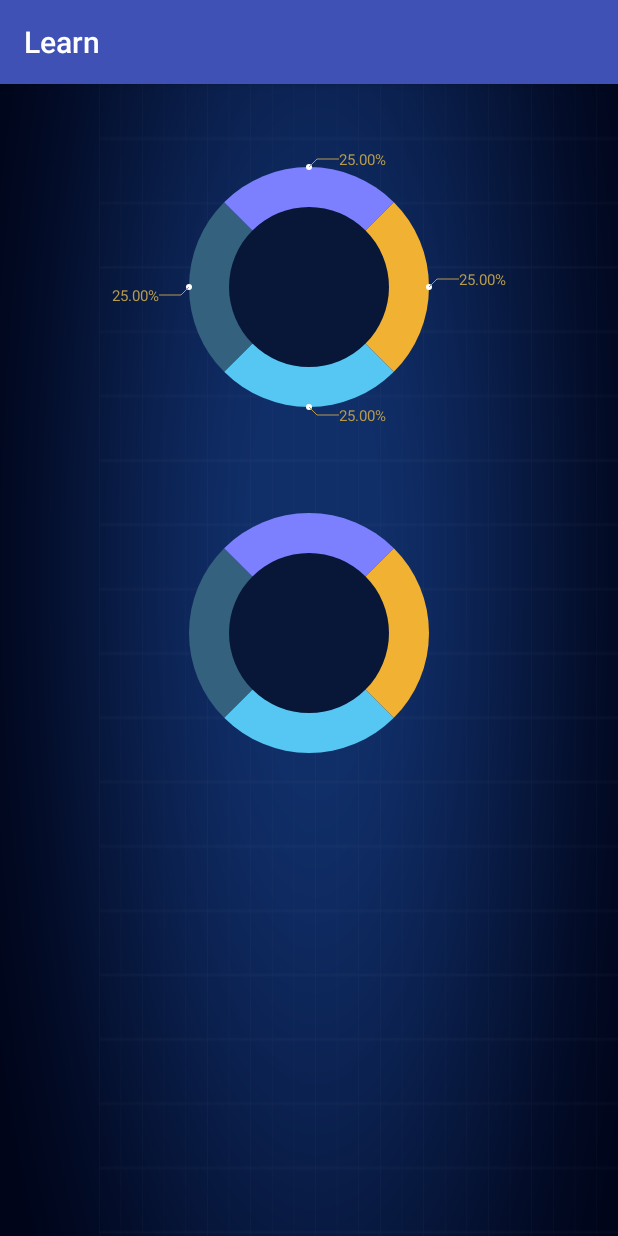
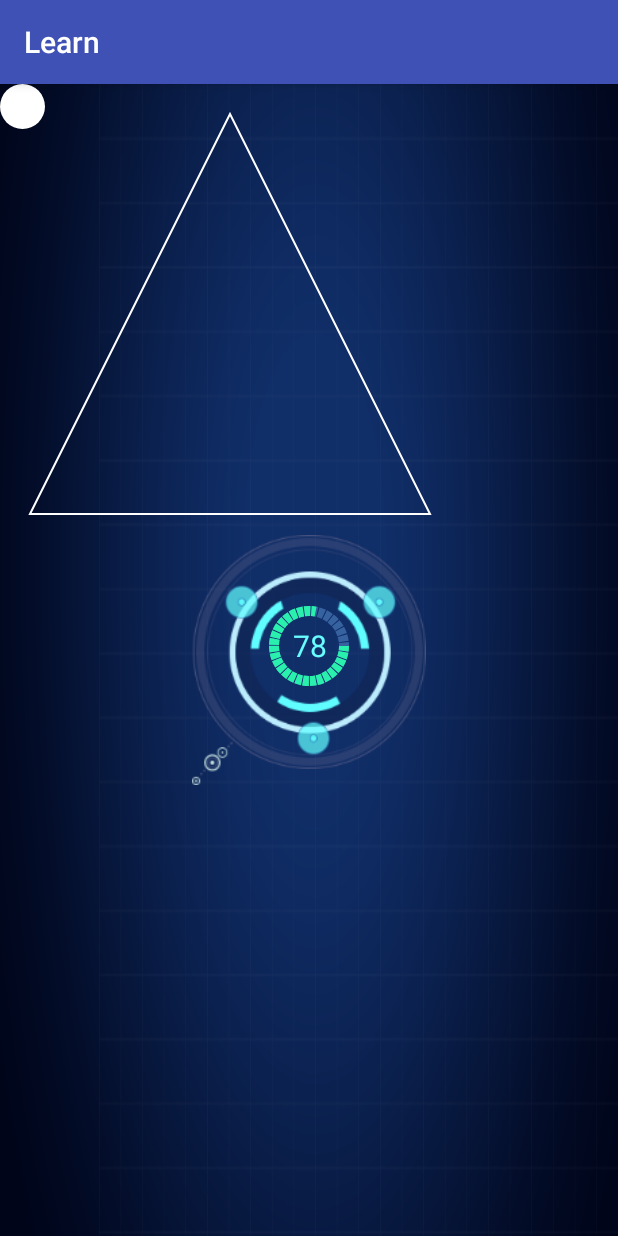
Before and after one commit to GraceJoJo/MVP_Kotlin_Rx, an Android app: the screen it shows after launch (MainActivity), on a phone screen of 412 x 824 dp. Run offline under Robolectric (Android 15) with nearby library versions, the phone set to English and light mode, and no system bars.

Commit message:
带刻度的表盘

```diff
--- a/learn/src/main/java/com/example/jojo/learn/MainActivity.kt
+++ b/learn/src/main/java/com/example/jojo/learn/MainActivity.kt
@@ -12,6 +12,7 @@ class MainActivity : AppCompatActivity() {
     override fun onCreate(savedInstanceState: Bundle?) {
         super.onCreate(savedInstanceState)
         setContentView(R.layout.activity_main)
+        pieMarkChatView.setCurrentProgress(78)
         //        mytextview = findViewById(R.id.mytextview);
         //当前实际的步数
         var mCurrentStep: Float = 9709f
--- /dev/null
+++ b/learn/src/main/java/com/example/jojo/learn/TestActivity.java
@@ -0,0 +1,117 @@
+package com.example.jojo.learn;
+
+import android.animation.ValueAnimator;
+import android.graphics.Canvas;
+import android.graphics.Color;
+import android.graphics.Paint;
+import android.graphics.Path;
+import android.graphics.PathMeasure;
+import android.os.Bundle;
+import android.support.v7.app.AppCompatActivity;
+import android.view.Window;
+import android.view.animation.LinearInterpolator;
+import android.widget.ImageView;
+import android.widget.RelativeLayout;
+
+import com.example.jojo.learn.customview.ScrollBallView;
+
+/**
+ * Created by JoJo on 2018/8/9.
+ * wechat:18510829974
+ * description:
+ */
+
+public class TestActivity extends AppCompatActivity {
+    ImageView ball;
+    private float[] mCurrentPosition = new float[2];
+    private PathMeasure pathMeasure;
+    private RelativeLayout.LayoutParams layoutParams;
+    private int ballRadius = 30;
+    private ScrollBallView triangleview;
+    private double scaleRate = 30;
+    private Paint paint;
+
+    @Override
+    protected void onCreate(Bundle savedInstanceState) {
+        super.onCreate(savedInstanceState);
+        requestWindowFeature(Window.FEATURE_NO_TITLE);
+        setContentView(R.layout.activity_main);
+        ball = findViewById(R.id.ball);
+        triangleview = findViewById(R.id.triangleview);
+
+        layoutParams = new RelativeLayout.LayoutParams(ballRadius * 2, ballRadius * 2);
+        ball.setLayoutParams(layoutParams);
+        startRotate();
+    }
+
+    @Override
+    protected void onResume() {
+        super.onResume();
+    }
+
+    private void startRotate() {
+        Canvas canvas = new Canvas();
+        paint = new Paint(Paint.ANTI_ALIAS_FLAG);
+        paint.setColor(Color.RED);
+        //4.执行绘制动作(绘制一个路径)
+        paint.setStyle(Paint.Style.STROKE);//必须要设置
+        paint.setStrokeWidth(2);
+
+        Path path = new Path();//通过此对象绘制一个轨迹
+        path.moveTo(0, 400);//起始点
+        path.lineTo(200, 0);//终止点
+
+//        path.moveTo(200 + 80, 0);//起始点
+//        path.lineTo(400, 400);
+//        path.setLastPoint(200, 0);
+        path.lineTo(400, 400);
+//        path.close();//形成闭环
+        //pathMeasure用来计算显示坐标
+        pathMeasure = new PathMeasure(path, true);
+
+        //属性动画加载
+        ValueAnimator valueAnimator = ValueAnimator.ofFloat(0, pathMeasure.getLength() - 400);
+
+        //设置动画时长
+        valueAnimator.setDuration(2000);
+        valueAnimator.setRepeatMode(ValueAnimator.REVERSE);
+
+        //加入差值器
+        valueAnimator.setInterpolator(new LinearInterpolator());
+
+        //设置无限次循环
+        valueAnimator.setRepeatCount(ValueAnimator.INFINITE);
+
+        //添加监听
+        valueAnimator.addUpdateListener(new ValueAnimator.AnimatorUpdateListener() {
+            @Override
+            public void onAnimationUpdate(ValueAnimator animation) {
+                //获取当前位置
+                float value = (float) animation.getAnimatedValue();
+                //boolean getPosTan(float distance, float[] pos, float[] tan) ：
+                //传入一个距离distance(0<=distance<=getLength())，然后会计算当前距
+                // 离的坐标点和切线，pos会自动填充上坐标
+                pathMeasure.getPosTan(value, mCurrentPosition, null);
+                //打印当前坐标
+//                Log.e("xy", mCurrentPosition[0] + "    " + mCurrentPosition[1]);
+                if (mCurrentPosition[0] < 200) {
+                    layoutParams.width = (int) ((400f / (400 - mCurrentPosition[0] - scaleRate)) * ballRadius * 2);
+                    layoutParams.height = (int) ((400f / (400 - mCurrentPosition[0] - scaleRate)) * ballRadius * 2);
+//                    layoutParams.width = (int) (((200 + mCurrentPosition[0]) / 200f) * ballRadius * 2 * scaleRate);
+//                    layoutParams.height = (int) (((200 + mCurrentPosition[0]) / 200f) * ballRadius * 2 * scaleRate);
+                    ball.setLayoutParams(layoutParams);
+                } else {
+                    layoutParams.width = (int) ((400f / (mCurrentPosition[0] - scaleRate)) * ballRadius * 2);
+                    layoutParams.height = (int) ((400f / (mCurrentPosition[0] - scaleRate)) * ballRadius * 2);
+                    ball.setLayoutParams(layoutParams);
+                }
+
+                //设置视图坐标
+                ball.setX(mCurrentPosition[0]);
+                ball.setY(mCurrentPosition[1]);
+            }
+        });
+
+        valueAnimator.start();
+    }
+}
--- /dev/null
+++ b/learn/src/main/java/com/example/jojo/learn/customview/PieMarkChatView.java
@@ -0,0 +1,155 @@
+package com.example.jojo.learn.customview;
+
+import android.content.Context;
+import android.graphics.Canvas;
+import android.graphics.DashPathEffect;
+import android.graphics.Matrix;
+import android.graphics.Paint;
+import android.graphics.PathEffect;
+import android.graphics.Rect;
+import android.graphics.RectF;
+import android.graphics.Shader;
+import android.support.annotation.Nullable;
+import android.support.v4.content.ContextCompat;
+import android.util.AttributeSet;
+import android.view.View;
+
+import com.example.jojo.learn.R;
+import com.example.jojo.learn.utils.DP2PX;
+
+/**
+ * Created by JoJo on 2018/7/1.
+ * wechat:18510829974
+ * description: *
+ * 1. 缺口的圆环；
+ * 2. 圆环颜色渐进(颜色配比在下面代码中还未给出，不影响代码分析)；
+ * 3. 圆环的刻度(即虚线)稳定；
+ * https://bbs.csdn.net/topics/390746097
+ */
+
+public class PieMarkChatView extends View {
+    private Context mContext;
+    private Paint mPaint;
+    private float mRotate;
+    private Matrix mMatrix = new Matrix();
+    private Shader mShader;
+    private boolean mDoTiming = true;
+    private Rect textBoundRect;
+    private Paint centerTextPaint;
+    private int mWidth;
+    private int mHeight;
+    //圆心
+    private int startX;
+    private int startY;
+    //圆环刻度的长度
+    private int mCircleKeduWidth = 10;
+    //内圆的半径
+    private int mInnerRadius = 36;
+    private int mCurrentProgress;
+
+    public PieMarkChatView(Context context) {
+        this(context, null);
+    }
+
+    public PieMarkChatView(Context context, @Nullable AttributeSet attrs) {
+        super(context, attrs);
+        this.mContext = context;
+        setFocusable(true);
+        setFocusableInTouchMode(true);
+
+//        float x = 160;
+//        float y = 100;
+//        mShader = new SweepGradient(x, y, new int[]{Color.GREEN,
+//                Color.RED,
+//                Color.BLUE,
+//                Color.GREEN}, null);
+        //设置渐变
+        //        mPaint.setShader(mShader);
+    }
+
+    /**
+     * 测量
+     */
+    @Override
+    protected void onMeasure(int widthMeasureSpec, int heightMeasureSpec) {
+        int widthSpecMode = MeasureSpec.getMode(widthMeasureSpec);
+        int widthSpecSize = MeasureSpec.getSize(widthMeasureSpec);
+        int heightSpecMode = MeasureSpec.getMode(heightMeasureSpec);
+        int heightSpecSize = MeasureSpec.getSize(heightMeasureSpec);
+        if (widthSpecMode == MeasureSpec.EXACTLY || widthSpecMode == MeasureSpec.AT_MOST) {
+            mWidth = widthSpecSize;
+        } else {
+            mWidth = mInnerRadius * 2 + 2 * mCircleKeduWidth;
+        }
+        if (heightSpecMode == MeasureSpec.AT_MOST || heightSpecMode == MeasureSpec.UNSPECIFIED) {
+            mHeight = mInnerRadius * 2 + 2 * mCircleKeduWidth + 20;
+        } else {
+            mHeight = heightSpecSize + 20;
+        }
+        setMeasuredDimension(mWidth, mHeight);
+        mInnerRadius = (mWidth - 2 * mCircleKeduWidth) / 2;
+        startX = mInnerRadius + mCircleKeduWidth;
+        startY = mInnerRadius + mCircleKeduWidth;
+    }
+
+    @Override
+    protected void onDraw(Canvas canvas) {
+        //绘制圆盘刻度的画笔
+        mPaint = new Paint(Paint.ANTI_ALIAS_FLAG);
+        mPaint.setStyle(Paint.Style.STROKE);
+        mPaint.setStrokeWidth(mCircleKeduWidth);
+        mPaint.setAntiAlias(true);
+        //表盘每个刻度的宽度时6px,间隙为1px
+        PathEffect effect = new DashPathEffect(new float[]{6, 1, 6, 1}, 1);
+        //设置画笔path,达到刻度的效果
+        mPaint.setPathEffect(effect);
+        mPaint.setColor(ContextCompat.getColor(mContext, R.color.color_3662a0));
+
+        //绘制圆盘中间的文字
+        centerTextPaint = new Paint();
+        centerTextPaint = new Paint(Paint.ANTI_ALIAS_FLAG);
+        centerTextPaint.setStyle(Paint.Style.STROKE);
+        centerTextPaint.setColor(ContextCompat.getColor(mContext, R.color.color_68fdfe));
+        centerTextPaint.setTextSize(DP2PX.dip2px(mContext, 20));
+
+
+        //80是圆的半径，20为画笔的宽度
+//        float x = 80 + 20;
+//        float y = 80 + 20;
+
+//        canvas.drawColor(Color.WHITE);
+
+//        mMatrix.setRotate(mRotate, x, y);
+//        mShader.setLocalMatrix(mMatrix);
+//        mRotate += 3;
+//        if (mRotate >= 360) {
+//            mRotate = 0;
+//        }
+        //不断绘制，达到动画的效果
+//        invalidate();
+        //绘制第一个圆盘
+        canvas.drawCircle(startX, startY, mInnerRadius, mPaint);
+        mPaint.setColor(ContextCompat.getColor(mContext, R.color.color_2af0ae));
+        //20为画笔所占的宽度
+        RectF rectF = new RectF(0 + mCircleKeduWidth, 0 + mCircleKeduWidth, 2 * mInnerRadius + mCircleKeduWidth, 2 * mInnerRadius + mCircleKeduWidth); //正方形背景
+        //绘制第二个圆，圆弧进度——userCenter true:显示圆中的水平横线
+        canvas.drawArc(rectF, 0, mCurrentProgress * 1f / 100 * 360, false, mPaint); //画弧
+
+        //文字的边界矩形
+        textBoundRect = new Rect();
+        //绘制中心的百分比文字
+        String data = mCurrentProgress + "";
+        centerTextPaint.getTextBounds(data, 0, data.length(), textBoundRect);
+        canvas.drawText(data, startX - textBoundRect.width() / 2, startY + textBoundRect.height() / 2, centerTextPaint);
+    }
+
+    /**
+     * 刷新当前进度:1-100
+     *
+     * @param progress
+     */
+    public void setCurrentProgress(int progress) {
+        this.mCurrentProgress = progress;
+        invalidate();
+    }
+}
--- /dev/null
+++ b/learn/src/main/java/com/example/jojo/learn/customview/ScrollBallView.java
@@ -0,0 +1,100 @@
+package com.example.jojo.learn.customview;
+
+import android.animation.ValueAnimator;
+import android.content.Context;
+import android.graphics.Canvas;
+import android.graphics.Color;
+import android.graphics.Paint;
+import android.graphics.Path;
+import android.graphics.PathMeasure;
+import android.support.annotation.Nullable;
+import android.util.AttributeSet;
+import android.view.View;
+import android.widget.ImageView;
+import android.widget.RelativeLayout;
+
+import com.example.jojo.learn.R;
+
+/**
+ * Created by JoJo on 2018/8/9.
+ * wechat:18510829974
+ * description:
+ */
+
+public class ScrollBallView extends View {
+
+    private Context mContext;
+    private Paint paint;
+    private View ball;
+    private PathMeasure pathMeasure;
+    private int ballRadius = 30;
+    private float[] mCurrentPosition = new float[2];
+    private boolean isAnimation;
+    private ValueAnimator valueAnimator;
+    private RelativeLayout.LayoutParams layoutParams;
+    private double scaleRate = 1;
+    private int offset = 30;
+
+    public ScrollBallView(Context context) {
+        super(context, null);
+    }
+
+    public ScrollBallView(Context context, @Nullable AttributeSet attrs) {
+        this(context, attrs, 0);
+    }
+
+    public ScrollBallView(Context context, @Nullable AttributeSet attrs, int defStyleAttr) {
+        super(context, attrs, defStyleAttr);
+        this.mContext = context;
+        init();
+    }
+
+
+    private void init() {
+        //3.构建画笔对象(Paint)
+        paint = new Paint(Paint.ANTI_ALIAS_FLAG);
+        paint.setColor(Color.WHITE);
+        //4.执行绘制动作(绘制一个路径)
+        paint.setStyle(Paint.Style.STROKE);//必须要设置
+        paint.setStrokeWidth(2);
+
+        ball = new ImageView(mContext);
+        ball.setBackgroundResource(R.drawable.ball_shape);
+        layoutParams = new RelativeLayout.LayoutParams(ballRadius * 2, ballRadius * 2);
+        ball.setLayoutParams(layoutParams);
+
+    }
+
+    @Override
+    protected void onMeasure(int widthMeasureSpec, int heightMeasureSpec) {
+        super.onMeasure(widthMeasureSpec, heightMeasureSpec);
+        int widthMode = MeasureSpec.getMode(widthMeasureSpec);
+        int heightMode = MeasureSpec.getMode(heightMeasureSpec);
+        int widthSize = MeasureSpec.getSize(widthMeasureSpec);
+        int heightSize = MeasureSpec.getSize(heightMeasureSpec);
+        if (heightMode == MeasureSpec.AT_MOST) {
+            //边沿线和文字所占的长度：(xOffset + yOffset + textRect.width())
+            heightSize = 600;
+        }
+        if (widthMode == MeasureSpec.AT_MOST) {
+            widthSize = 600;
+        }
+        //保存测量结果
+        setMeasuredDimension(widthSize, heightSize);
+    }
+
+    @Override
+    protected void onDraw(final Canvas canvas) {
+        super.onDraw(canvas);
+        Path path = new Path();//通过此对象绘制一个轨迹
+        path.moveTo(0 + offset, 400 + offset);//起始点
+        path.lineTo(200 + offset, 0 + offset);//终止点
+        path.lineTo(400 + offset, 400 + offset);
+//        path.moveTo(0 + 30, 400 + 30);//起始点
+//        path.lineTo(200 + 30, 0 + 30);//终止点
+//        path.lineTo(400 + 30, 400 + 30);
+        path.close();//形成闭环
+        canvas.drawPath(path, paint);
+
+    }
+}
--- /dev/null
+++ b/learn/src/main/res/drawable/ball_shape.xml
@@ -0,0 +1,5 @@
+<?xml version="1.0" encoding="utf-8"?>
+<shape xmlns:android="http://schemas.android.com/apk/res/android"
+    android:shape="oval">
+    <solid android:color="@android:color/white"></solid>
+</shape>
--- a/learn/src/main/res/layout/activity_main.xml
+++ b/learn/src/main/res/layout/activity_main.xml
@@ -48,24 +48,70 @@
     <com.example.jojo.learn.customview.LineChartView
         android:id="@+id/linechartview"
         android:layout_width="wrap_content"
+        android:layout_height="wrap_content"
         android:layout_centerInParent="true"
-        android:visibility="gone"
-        android:layout_height="wrap_content" />
+        android:visibility="gone" />
+
     <com.example.jojo.learn.customview.PieChartView
+        android:id="@+id/piechartview"
         android:layout_width="wrap_content"
         android:layout_height="wrap_content"
-        android:visibility="gone"
-        android:id="@+id/piechartview"/>
+        android:visibility="gone" />
+
     <com.example.jojo.learn.customview.PieView
-        android:layout_marginTop="20dp"
+        android:id="@+id/pieview"
         android:layout_width="wrap_content"
         android:layout_height="wrap_content"
         android:layout_centerHorizontal="true"
-        android:id="@+id/pieview"/>
+        android:layout_marginTop="20dp"
+        android:visibility="gone" />
+
     <com.example.jojo.learn.customview.PieView
-        android:layout_below="@+id/pieview"
+        android:id="@+id/pieoview"
         android:layout_width="wrap_content"
         android:layout_height="wrap_content"
+        android:layout_below="@+id/pieview"
         android:layout_centerHorizontal="true"
-        android:id="@+id/pieoview"/>
+        android:visibility="gone" />
+
+    <ImageView
+        android:id="@+id/ball"
+        android:layout_width="30dp"
+        android:layout_height="30dp"
+        android:background="@drawable/ball_shape"></ImageView>
+
+    <ImageView
+        android:id="@+id/customIv"
+        android:layout_width="match_parent"
+        android:layout_height="match_parent"
+        android:layout_centerInParent="true"
+        android:visibility="gone" />
+
+    <com.example.jojo.learn.customview.ScrollBallView
+        android:id="@+id/triangleview"
+        android:layout_width="wrap_content"
+        android:layout_height="wrap_content" />
+
+    <!--护理进度-start-->
+    <RelativeLayout
+        android:layout_width="250px"
+        android:layout_height="250px"
+        android:layout_marginLeft="56px"
+        android:layout_centerInParent="true"
+        android:layout_marginTop="20px">
+
+        <ImageView
+            android:id="@+id/iv_bg"
+            android:layout_width="250px"
+            android:layout_height="250px"
+            android:layout_centerInParent="true"
+            android:src="@mipmap/bg_nurse_progress_style_one" />
+
+        <com.example.jojo.learn.customview.PieMarkChatView
+            android:id="@+id/pieMarkChatView"
+            android:layout_width="90px"
+            android:layout_height="90px"
+            android:layout_centerHorizontal="true"
+            android:layout_marginTop="66px" />
+    </RelativeLayout>
 </RelativeLayout>
--- a/learn/src/main/res/values/colors.xml
+++ b/learn/src/main/res/values/colors.xml
@@ -24,4 +24,7 @@
     <color name="color_34617e">#34617e</color>
     <color name="color_7c80fe">#7c80fe</color>
     <color name="color_f1b133">#f1b133</color>
+    <color name="color_3662a0">#3662a0</color>
+    <color name="color_68fdfe">#68fdfe</color>
+    <color name="color_2af0ae">#2af0ae</color>
 </resources>
```
Also changed, not shown: learn/src/main/res/mipmap-xhdpi/bg_nurse_progress_style_one.png (added).
